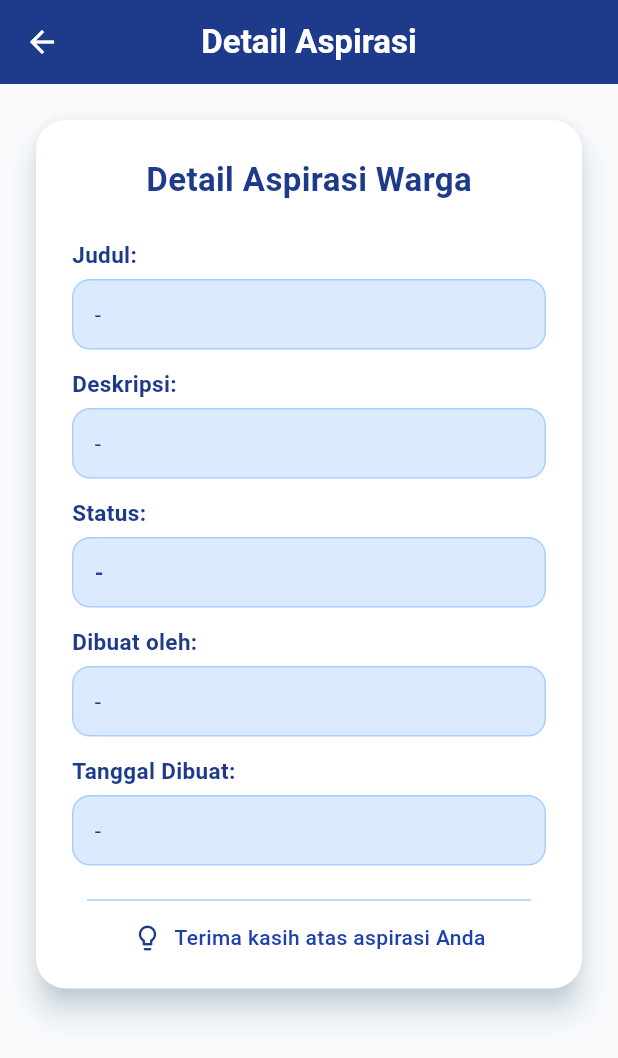
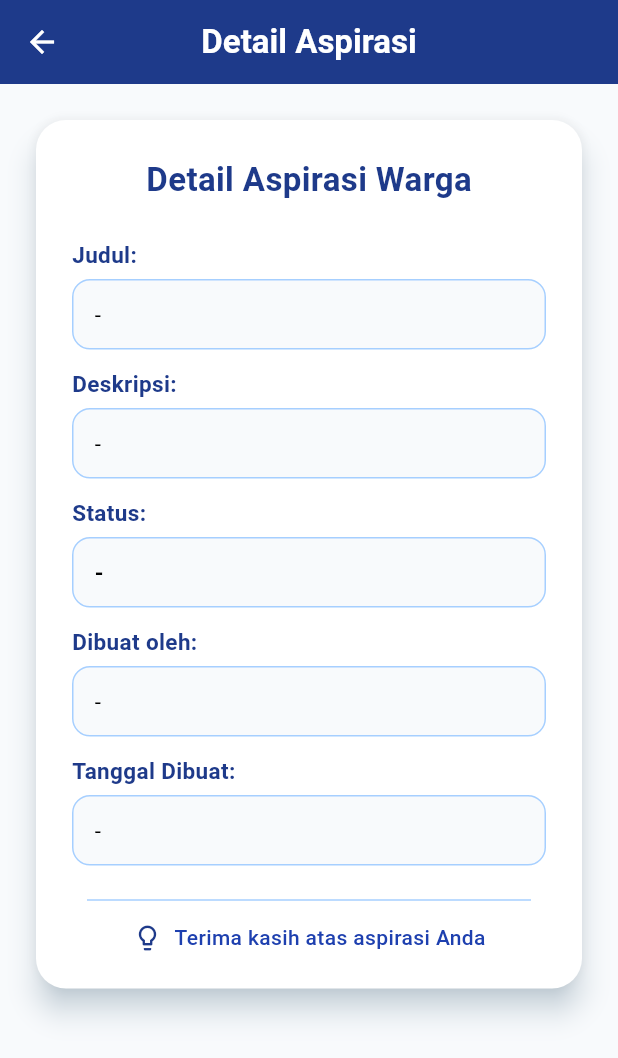
Before and after one commit to Ghetsa/UTS_Mobile_Kelompok3, a Flutter app: the DetailAspirasi screen opened directly with empty values, on a phone screen of 412 x 824 dp. Shown: the top 1058 px of the screen. Run offline on Flutter 3.47's test engine with Material 3 defaults, Android fonts, the phone set to English and light mode, and no system bars; our stand-ins replace file_picker, fl_chart.

Commit message:
update warna detail pesan

```diff
--- a/jawara_kelompok3/lib/PesanWarga/detail_pesan.dart
+++ b/jawara_kelompok3/lib/PesanWarga/detail_pesan.dart
@@ -15,7 +15,7 @@ class DetailAspirasi extends StatelessWidget {
       case 'Ditolak':
         return AppTheme.redMedium;
       default:
-        return AppTheme.blueDark;
+        return AppTheme.hitam;
     }
   }
 
@@ -32,10 +32,10 @@ class DetailAspirasi extends StatelessWidget {
           "Detail Aspirasi",
           style: TextStyle(
             fontWeight: FontWeight.bold,
-            color: Colors.white,
+            color: AppTheme.putihFull,
           ),
         ),
-        iconTheme: const IconThemeData(color: Colors.white),
+        iconTheme: const IconThemeData(color: AppTheme.putihFull),
       ),
 
       // Card detail aspirasi
@@ -44,7 +44,7 @@ class DetailAspirasi extends StatelessWidget {
         child: Card(
           elevation: 8,
           shadowColor: AppTheme.blueExtraLight,
-          color: Colors.white,
+          color: AppTheme.putihFull,
           shape: RoundedRectangleBorder(
             borderRadius: BorderRadius.circular(20),
           ),
@@ -141,7 +141,7 @@ class DetailAspirasi extends StatelessWidget {
           width: double.infinity,
           padding: const EdgeInsets.symmetric(horizontal: 14, vertical: 12),
           decoration: BoxDecoration(
-            color: AppTheme.lightBlue,
+            color: AppTheme.backgroundBlueWhite,
             borderRadius: BorderRadius.circular(12),
             border: Border.all(color: AppTheme.blueLight, width: 1),
           ),
@@ -149,7 +149,7 @@ class DetailAspirasi extends StatelessWidget {
             value ?? '-',
             style: TextStyle(
               fontSize: 15,
-              color: statusColor ?? AppTheme.primaryBlue,
+              color: statusColor ?? AppTheme.hitam,
               fontWeight:
                   statusColor != null ? FontWeight.bold : FontWeight.normal,
             ),
```
